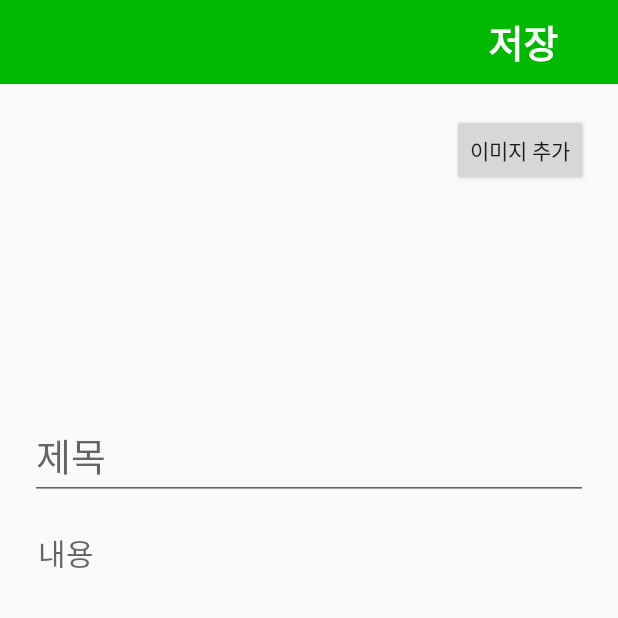
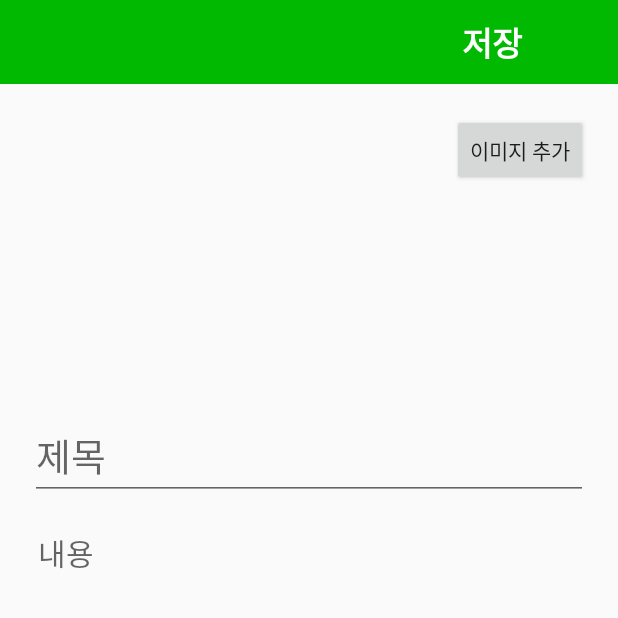
Before and after one commit to gangslee/Programmers_Challenge_Line, an Android app: the WriteActivity screen opened directly, with no data from a screen before it, after a tap on "저장", on a phone screen of 412 x 824 dp, the top half of it. Run offline under Robolectric (Android 15) with nearby library versions, the phone set to English and light mode, and no system bars; our stand-ins replace Room's generated code, data binding; libraries missing offline, so code that uses them is left out: com.gun0912.tedpermission, gun0912.tedimagepicker.builder; 1 statement that could not run was skipped.

```diff
--- /dev/null
+++ b/app/src/main/java/com/example/myapplication/MainViewModel.kt
@@ -0,0 +1,23 @@
+package com.example.myapplication
+
+import android.app.Application
+import androidx.lifecycle.AndroidViewModel
+import androidx.lifecycle.LiveData
+import androidx.room.Room
+import com.example.myapplication.aboutDB.AppDatabase
+import com.example.myapplication.aboutDB.PostData
+
+class MainViewModel(application : Application) : AndroidViewModel(application){
+    private val db = Room.databaseBuilder(
+        application,
+        AppDatabase::class.java, "PostDB"
+    ).build()
+
+    fun getAll(): LiveData<List<PostData>> {
+        return db.postDao().getAll()
+    }
+
+    suspend fun insert(postData: PostData){
+        db.postDao().insert(postData)
+    }
+}
--- a/app/src/main/java/com/example/myapplication/WriteActivity.kt
+++ b/app/src/main/java/com/example/myapplication/WriteActivity.kt
@@ -9,17 +9,19 @@ import android.widget.*
 import androidx.appcompat.app.AlertDialog
 import androidx.appcompat.app.AppCompatActivity
 import androidx.appcompat.widget.Toolbar
+import androidx.databinding.DataBindingUtil
+import androidx.lifecycle.ViewModelProvider
+import androidx.lifecycle.lifecycleScope
 import androidx.recyclerview.widget.LinearLayoutManager
-import androidx.room.Room
-import com.example.myapplication.aboutDB.AppDatabase
-import com.example.myapplication.aboutDB.entity.ImgData
-import com.example.myapplication.aboutDB.entity.WriteData
+import com.example.myapplication.aboutDB.PostData
 import com.example.myapplication.adapters.AddImgAdapter
 import com.gun0912.tedpermission.PermissionListener
 import com.gun0912.tedpermission.TedPermission
 import gun0912.tedimagepicker.builder.TedImagePicker
 import kotlinx.android.synthetic.main.activity_write.*
 import kotlinx.android.synthetic.main.write_actionbar.*
+import kotlinx.coroutines.Dispatchers
+import kotlinx.coroutines.launch
 import java.text.SimpleDateFormat
 import java.util.*
 
@@ -33,7 +35,6 @@ class WriteActivity : AppCompatActivity() {
     override fun onCreate(savedInstanceState: Bundle?) {
         super.onCreate(savedInstanceState)
         setContentView(R.layout.activity_write)
-
         val toolbar : Toolbar = findViewById(R.id.writeActionBar)
         setSupportActionBar(toolbar)
         val actionBarTemp = supportActionBar
@@ -73,20 +74,17 @@ class WriteActivity : AppCompatActivity() {
 
         addImageBt.setOnClickListener { showDialogList() }
 
-        val db = Room.databaseBuilder(
-            applicationContext,
-            AppDatabase::class.java, "PostDB"
-        )
-            .allowMainThreadQueries()
-            .build()
+        val viewModel = ViewModelProvider(this).get(MainViewModel::class.java)
 
         saveMemo.setOnClickListener {
             val currentTime: Date = Calendar.getInstance().time
             val formatTime: String = SimpleDateFormat("yyyy년 MM월 dd일 hh시 mm분", Locale.getDefault()).format(currentTime)
-            db.postDao().insertText(WriteData(writeTitleText.text.toString(), writeDetailText.text.toString(), formatTime))
-            for(i in 0 until imgDataList.size){
-                db.postDao().insertImg(ImgData(imgDataList[i],formatTime))
+            lifecycleScope.launch (Dispatchers.IO){
+                viewModel.insert(
+                    PostData(writeTitleText.text.toString(), writeDetailText.text.toString(), imgDataList.toString(), formatTime)
+                )
             }
+
         }
     }
 
--- a/app/src/main/java/com/example/myapplication/aboutDB/AppDataBase.kt
+++ b/app/src/main/java/com/example/myapplication/aboutDB/AppDataBase.kt
@@ -1,11 +1,9 @@
 package com.example.myapplication.aboutDB
 
 import androidx.room.*
-import com.example.myapplication.aboutDB.dao.PostDao
-import com.example.myapplication.aboutDB.entity.ImgData
-import com.example.myapplication.aboutDB.entity.WriteData
 
-@Database(entities = [ImgData::class, WriteData::class], version = 1)
+@Database(entities = [PostData::class], version = 1)
+@TypeConverters(Converters::class)
 abstract class AppDatabase : RoomDatabase() {
     abstract fun postDao(): PostDao
 }
--- /dev/null
+++ b/app/src/main/java/com/example/myapplication/aboutDB/PostDao.kt
@@ -0,0 +1,20 @@
+package com.example.myapplication.aboutDB
+
+import androidx.lifecycle.LiveData
+import androidx.room.*
+import com.example.myapplication.aboutDB.PostData
+
+@Dao
+interface PostDao {
+    @Query("SELECT * FROM PostData")
+    fun getAll() : LiveData<List<PostData>>
+
+    @Insert
+    fun insert(postData: PostData)
+
+    @Update
+    fun update(postData: PostData)
+
+    @Delete
+    fun delete(postData: PostData)
+}
--- a/app/src/main/java/com/example/myapplication/aboutDB/entity/ImgData.kt
+++ b/app/src/main/java/com/example/myapplication/aboutDB/PostData.kt
@@ -1,12 +1,13 @@
-package com.example.myapplication.aboutDB.entity
+package com.example.myapplication.aboutDB
 
 import androidx.room.Entity
 import androidx.room.PrimaryKey
 
 @Entity
-class ImgData(
-
-    var location : String,
+class PostData (
+    var title : String,
+    var content : String,
+    var imgList : String,
     var date : String
 ){
     @PrimaryKey(autoGenerate = true) var id : Int = 0
--- a/app/src/main/java/com/example/myapplication/aboutDB/dao/PostDao.kt
+++ /dev/null
@@ -1,22 +0,0 @@
-package com.example.myapplication.aboutDB.dao
-
-import androidx.room.Dao
-import androidx.room.Insert
-import androidx.room.Query
-import com.example.myapplication.aboutDB.entity.ImgData
-import com.example.myapplication.aboutDB.entity.WriteData
-
-@Dao
-interface PostDao {
-    @Query("SELECT * FROM WriteData")
-    fun getAllText() : List<WriteData>
-
-    @Query("SELECT * FROM ImgData")
-    fun getAllImg() : List<ImgData>
-
-    @Insert
-    fun insertText(writeData : WriteData)
-
-    @Insert
-    fun insertImg(imgData: ImgData)
-}
--- a/app/src/main/java/com/example/myapplication/aboutDB/entity/WriteData.kt
+++ /dev/null
@@ -1,11 +0,0 @@
-package com.example.myapplication.aboutDB.entity
-
-import androidx.room.Entity
-import androidx.room.PrimaryKey
-
-@Entity
-class WriteData (
-    var title : String,
-    var content : String,
-    @PrimaryKey var date : String
-)
--- a/app/src/main/res/layout/activity_write.xml
+++ b/app/src/main/res/layout/activity_write.xml
@@ -1,7 +1,13 @@
 <?xml version="1.0" encoding="utf-8"?>
-<RelativeLayout xmlns:android="http://schemas.android.com/apk/res/android"
-    xmlns:app="http://schemas.android.com/apk/res-auto"
-    xmlns:tools="http://schemas.android.com/tools"
+<layout
+    xmlns:android="http://schemas.android.com/apk/res/android"
+    xmlns:tools="http://schemas.android.com/tools">
+
+    <data>
+
+    </data>
+
+    <RelativeLayout
         android:layout_width="match_parent"
         android:layout_height="match_parent"
         tools:context=".WriteActivity">
@@ -60,3 +66,4 @@
             android:textSize="20sp" />
 
     </RelativeLayout>
+</layout>
--- a/app/src/main/res/layout/write_actionbar.xml
+++ b/app/src/main/res/layout/write_actionbar.xml
@@ -7,15 +7,16 @@
     android:layout_height="56dp">
 
 
-  <TextView
-      android:text="저장"
+  <Button
+      android:text="@string/save"
       android:id="@+id/saveMemo"
-      android:textSize="25dp"
+      android:textSize="22sp"
       android:textColor="#fff"
-      android:gravity="center_vertical|end"
+      android:layout_gravity="center_vertical|end"
       android:textStyle="bold"
       android:layout_marginEnd="40dp"
-      android:layout_width="match_parent"
+      android:layout_width="wrap_content"
+      android:background="@android:color/transparent"
       android:layout_height="match_parent" />
 
 </androidx.appcompat.widget.Toolbar>
--- a/app/src/main/res/values/strings.xml
+++ b/app/src/main/res/values/strings.xml
@@ -6,5 +6,6 @@
     <string name="imageDialogTitleText">사진 선택하기</string>
     <string name="dialogOk">확인</string>
     <string name="dialogCancel">취소</string>
+    <string name="save">저장</string>
 
 </resources>
--- a/build.gradle
+++ b/build.gradle
@@ -1,7 +1,7 @@
 // Top-level build file where you can add configuration options common to all sub-projects/modules.
 
 buildscript {
-    ext.kotlin_version = '1.3.50'
+    ext.kotlin_version = '1.3.61'
     repositories {
         google()
         jcenter()
```
Also changed, not shown: app/build.gradle (+12 -3 lines), app/src/main/java/com/example/myapplication/aboutDB/Converters.kt (added, +22 -0 lines). Lines whose indentation alone changed are shown as unchanged.
